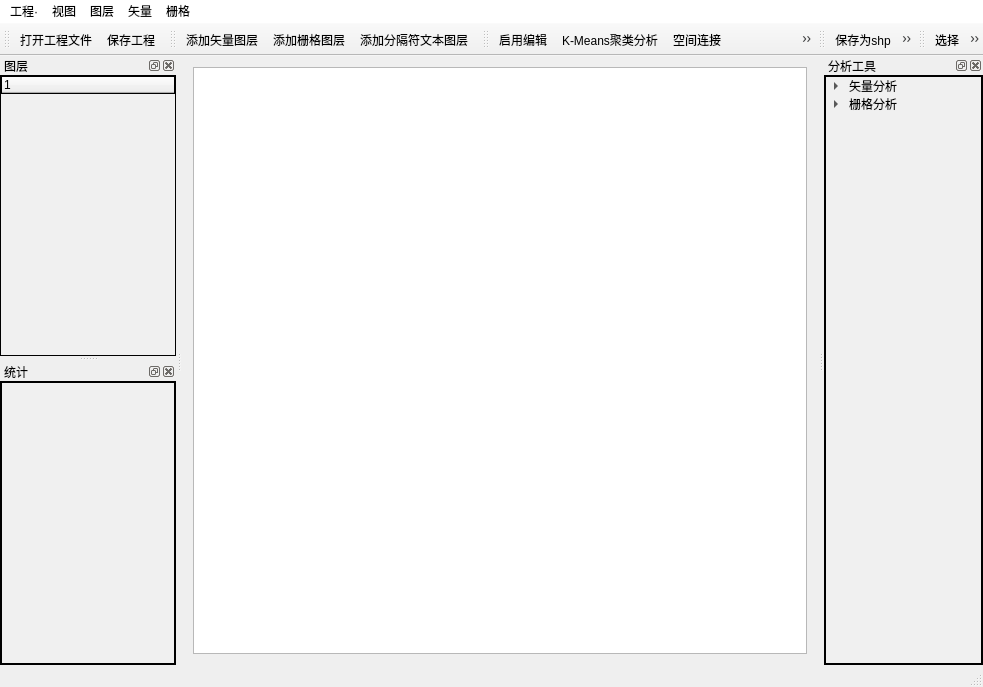
Old version of the form SearchJourney/MainWidget.ui in the repository clydesanchez/SearchJourney.
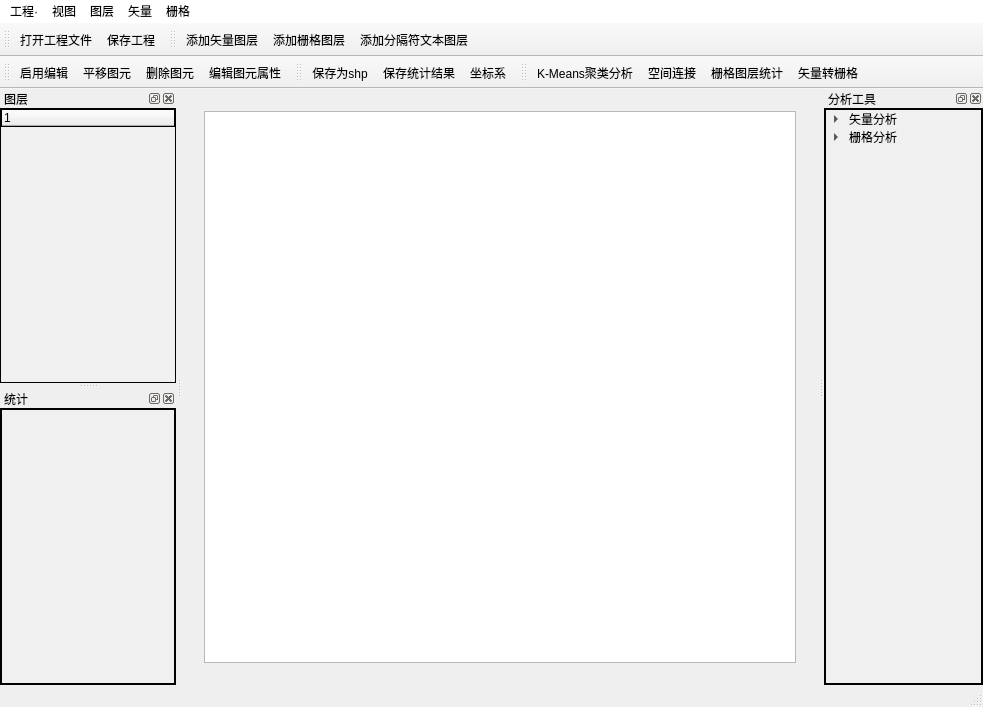
New version of the form. Icons and pictures are not drawn. Custom widgets are drawn as their Qt base class.

What changed in the file:
```diff
--- a/SearchJourney/MainWidget.ui
+++ b/SearchJourney/MainWidget.ui
@@ -21,7 +21,7 @@
    <enum>QTabWidget::Rounded</enum>
   </property>
   <widget class="QWidget" name="centralWidget">
-   <layout class="QGridLayout" name="gridLayout">
+   <layout class="QGridLayout" name="gridLayout_7">
     <item row="0" column="0">
      <widget class="QWidget" name="ctrlMapView" native="true">
       <property name="enabled">
@@ -33,19 +33,7 @@
         <height>574</height>
        </size>
       </property>
-      <layout class="QGridLayout" name="gridLayout_7">
-       <property name="leftMargin">
-        <number>0</number>
-       </property>
-       <property name="topMargin">
-        <number>0</number>
-       </property>
-       <property name="rightMargin">
-        <number>0</number>
-       </property>
-       <property name="bottomMargin">
-        <number>0</number>
-       </property>
+      <layout class="QGridLayout" name="gridLayout">
        <item row="0" column="0">
         <widget class="GISMapCanvas" name="graphicsView"/>
        </item>
@@ -112,6 +100,9 @@
    <addaction name="menu_6"/>
   </widget>
   <widget class="QToolBar" name="mainToolBar">
+   <property name="toolButtonStyle">
+    <enum>Qt::ToolButtonTextUnderIcon</enum>
+   </property>
    <attribute name="toolBarArea">
     <enum>TopToolBarArea</enum>
    </attribute>
@@ -216,7 +207,7 @@
           <x>0</x>
           <y>0</y>
           <width>157</width>
-          <height>568</height>
+          <height>490</height>
          </rect>
         </property>
         <layout class="QGridLayout" name="gridLayout_5">
@@ -341,7 +332,7 @@
           <x>0</x>
           <y>0</y>
           <width>174</width>
-          <height>268</height>
+          <height>229</height>
          </rect>
         </property>
         <layout class="QGridLayout" name="gridLayout_6">
@@ -371,6 +362,9 @@
    <property name="windowTitle">
     <string>toolBar</string>
    </property>
+   <property name="toolButtonStyle">
+    <enum>Qt::ToolButtonTextUnderIcon</enum>
+   </property>
    <attribute name="toolBarArea">
     <enum>TopToolBarArea</enum>
    </attribute>
@@ -385,21 +379,27 @@
    <property name="windowTitle">
     <string>toolBar_2</string>
    </property>
+   <property name="toolButtonStyle">
+    <enum>Qt::ToolButtonTextUnderIcon</enum>
+   </property>
    <attribute name="toolBarArea">
     <enum>TopToolBarArea</enum>
    </attribute>
    <attribute name="toolBarBreak">
-    <bool>false</bool>
+    <bool>true</bool>
    </attribute>
    <addaction name="ctrlEditableAction"/>
-   <addaction name="ctrlKMeansAction"/>
-   <addaction name="ctrlConnectAction"/>
-   <addaction name="ctrlRasterStatisticsAction"/>
+   <addaction name="ctrlMoveAction"/>
+   <addaction name="ctrlDeleteAction"/>
+   <addaction name="ctrlEditAttriAction"/>
   </widget>
   <widget class="QToolBar" name="toolBar_3">
    <property name="windowTitle">
     <string>toolBar_3</string>
    </property>
+   <property name="toolButtonStyle">
+    <enum>Qt::ToolButtonTextUnderIcon</enum>
+   </property>
    <attribute name="toolBarArea">
     <enum>TopToolBarArea</enum>
    </attribute>
@@ -414,21 +414,24 @@
    <property name="windowTitle">
     <string>toolBar_4</string>
    </property>
+   <property name="toolButtonStyle">
+    <enum>Qt::ToolButtonTextUnderIcon</enum>
+   </property>
    <attribute name="toolBarArea">
     <enum>TopToolBarArea</enum>
    </attribute>
    <attribute name="toolBarBreak">
     <bool>false</bool>
    </attribute>
-   <addaction name="ctrlSelectAction"/>
-   <addaction name="ctrlCancelSelectAction"/>
-   <addaction name="ctrlDeleteAction"/>
-   <addaction name="ctrlEditAttriAction"/>
+   <addaction name="ctrlKMeansAction"/>
+   <addaction name="ctrlConnectAction"/>
+   <addaction name="ctrlRasterStatisticsAction"/>
+   <addaction name="ctrlVecToRasAction"/>
   </widget>
   <action name="ctrlOpenVectorAction">
    <property name="icon">
     <iconset resource="MainWidget.qrc">
-     <normaloff>:/icon/openVector.png</normaloff>:/icon/openVector.png</iconset>
+     <normaloff>:/resource/shp导入.png</normaloff>:/resource/shp导入.png</iconset>
    </property>
    <property name="text">
     <string>添加矢量图层</string>
@@ -437,7 +440,7 @@
   <action name="ctrlOpenRasterAction">
    <property name="icon">
     <iconset resource="MainWidget.qrc">
-     <normaloff>:/icon/OpenRaster.png</normaloff>:/icon/OpenRaster.png</iconset>
+     <normaloff>:/resource/栅格影像.png</normaloff>:/resource/栅格影像.png</iconset>
    </property>
    <property name="text">
     <string>添加栅格图层</string>
@@ -455,7 +458,7 @@
   <action name="ctrlKMeansAction">
    <property name="icon">
     <iconset resource="MainWidget.qrc">
-     <normaloff>:/icon/kmeans.png</normaloff>:/icon/kmeans.png</iconset>
+     <normaloff>:/resource/密度聚类.png</normaloff>:/resource/密度聚类.png</iconset>
    </property>
    <property name="text">
     <string>K-Means聚类分析</string>
@@ -464,7 +467,7 @@
   <action name="ctrlConnectAction">
    <property name="icon">
     <iconset resource="MainWidget.qrc">
-     <normaloff>:/icon/connect.png</normaloff>:/icon/connect.png</iconset>
+     <normaloff>:/resource/连接.png</normaloff>:/resource/连接.png</iconset>
    </property>
    <property name="text">
     <string>空间连接</string>
@@ -473,7 +476,7 @@
   <action name="ctrlRasterStatisticsAction">
    <property name="icon">
     <iconset resource="MainWidget.qrc">
-     <normaloff>:/icon/RasterStatistics.png</normaloff>:/icon/RasterStatistics.png</iconset>
+     <normaloff>:/resource/栅格统计.png</normaloff>:/resource/栅格统计.png</iconset>
    </property>
    <property name="text">
     <string>栅格图层统计</string>
@@ -482,7 +485,7 @@
   <action name="ctrlSaveProjectAction">
    <property name="icon">
     <iconset resource="MainWidget.qrc">
-     <normaloff>:/icon/savePRJ.png</normaloff>:/icon/savePRJ.png</iconset>
+     <normaloff>:/resource/保存.png</normaloff>:/resource/保存.png</iconset>
    </property>
    <property name="text">
     <string>保存工程</string>
@@ -491,7 +494,7 @@
   <action name="ctrlOpenProjectAction">
    <property name="icon">
     <iconset resource="MainWidget.qrc">
-     <normaloff>:/icon/openPRJ.png</normaloff>:/icon/openPRJ.png</iconset>
+     <normaloff>:/resource/打开文档.png</normaloff>:/resource/打开文档.png</iconset>
    </property>
    <property name="text">
     <string>打开工程文件</string>
@@ -500,7 +503,7 @@
   <action name="ctrlSaveAsSHPAction">
    <property name="icon">
     <iconset resource="MainWidget.qrc">
-     <normaloff>:/icon/saveSHP.png</normaloff>:/icon/saveSHP.png</iconset>
+     <normaloff>:/resource/保存为数据集.png</normaloff>:/resource/保存为数据集.png</iconset>
    </property>
    <property name="text">
     <string>保存为shp</string>
@@ -509,23 +512,35 @@
   <action name="ctrlSaveAsTxtAction">
    <property name="icon">
     <iconset resource="MainWidget.qrc">
-     <normaloff>:/icon/saveStstistics.png</normaloff>:/icon/saveStstistics.png</iconset>
+     <normaloff>:/resource/导出统计图.png</normaloff>:/resource/导出统计图.png</iconset>
    </property>
    <property name="text">
     <string>保存统计结果</string>
    </property>
   </action>
   <action name="ctrlLayerListViewAction">
+   <property name="icon">
+    <iconset resource="MainWidget.qrc">
+     <normaloff>:/resource/视图.png</normaloff>:/resource/视图.png</iconset>
+   </property>
    <property name="text">
     <string>图层列表视图</string>
    </property>
   </action>
   <action name="ctrlStatisticsViewAction">
+   <property name="icon">
+    <iconset resource="MainWidget.qrc">
+     <normaloff>:/resource/统计图表.png</normaloff>:/resource/统计图表.png</iconset>
+   </property>
    <property name="text">
     <string>统计视图</string>
    </property>
   </action>
   <action name="ctrlToolViewAction">
+   <property name="icon">
+    <iconset resource="MainWidget.qrc">
+     <normaloff>:/resource/工具.png</normaloff>:/resource/工具.png</iconset>
+   </property>
    <property name="text">
     <string>工具视图</string>
    </property>
@@ -536,11 +551,19 @@
    </property>
   </action>
   <action name="ctrlCRSAction">
+   <property name="icon">
+    <iconset resource="MainWidget.qrc">
+     <normaloff>:/resource/坐标定位.png</normaloff>:/resource/坐标定位.png</iconset>
+   </property>
    <property name="text">
     <string>坐标系</string>
    </property>
   </action>
   <action name="ctrlDeleteAction">
+   <property name="icon">
+    <iconset resource="MainWidget.qrc">
+     <normaloff>:/resource/清除.png</normaloff>:/resource/清除.png</iconset>
+   </property>
    <property name="text">
     <string>删除图元</string>
    </property>
@@ -548,22 +571,27 @@
     <string>删除图元</string>
    </property>
   </action>
-  <action name="ctrlCancelSelectAction">
-   <property name="text">
-    <string>取消选择</string>
-   </property>
-   <property name="toolTip">
-    <string>取消选择</string>
-   </property>
-  </action>
   <action name="ctrlEditAttriAction">
+   <property name="icon">
+    <iconset resource="MainWidget.qrc">
+     <normaloff>:/resource/缺省属性.png</normaloff>:/resource/缺省属性.png</iconset>
+   </property>
    <property name="text">
     <string>编辑图元属性</string>
    </property>
   </action>
-  <action name="ctrlSelectAction">
+  <action name="ctrlMoveAction">
+   <property name="icon">
+    <iconset resource="MainWidget.qrc">
+     <normaloff>:/resource/地图操作.png</normaloff>:/resource/地图操作.png</iconset>
+   </property>
    <property name="text">
-    <string>选择</string>
+    <string>平移图元</string>
+   </property>
+  </action>
+  <action name="ctrlVecToRasAction">
+   <property name="text">
+    <string>矢量转栅格</string>
    </property>
   </action>
  </widget>
```
